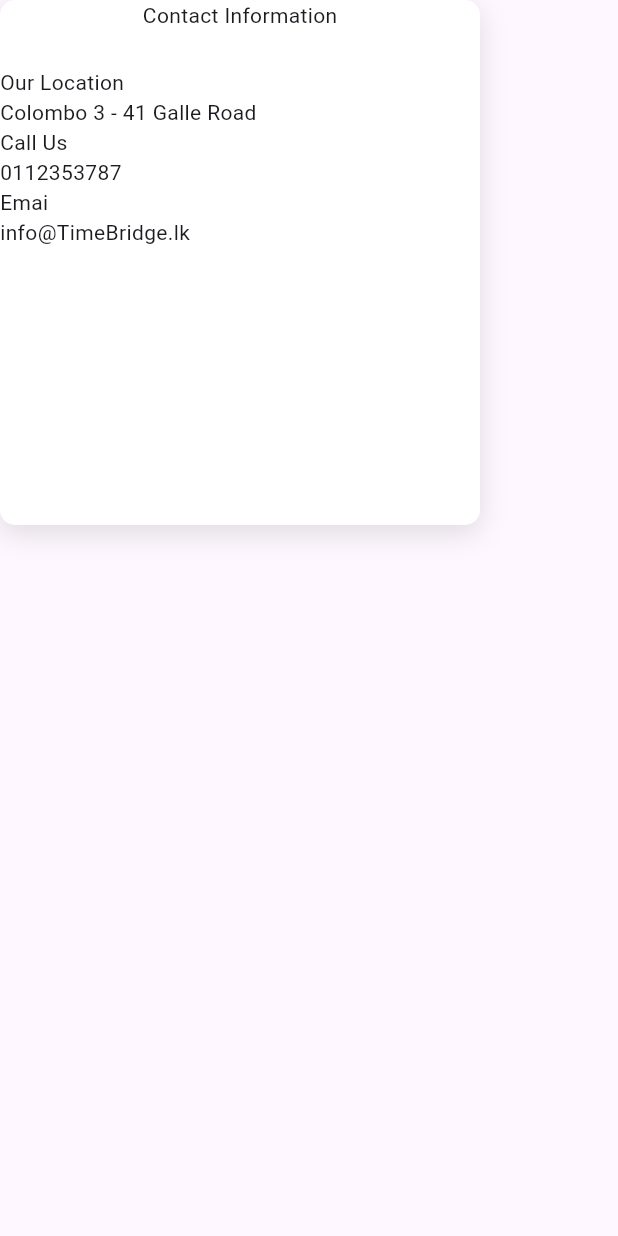
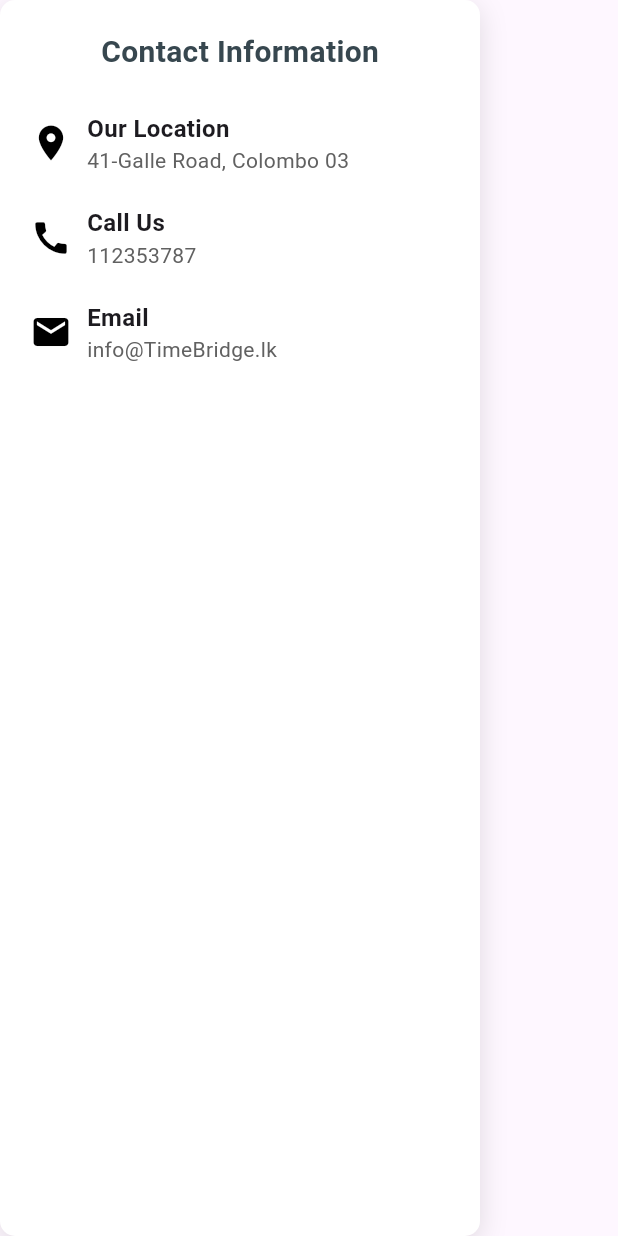
Before and after one commit to Sukitha543/MAD-Assignment, a Flutter app: the ContactCard widget shown alone on an empty page, opened directly, on a phone screen of 412 x 824 dp. Run offline on Flutter 3.47's test engine with Material 3 defaults, Android fonts, the phone set to English and light mode, and no system bars; our stand-ins replace google_fonts; Roboto replaces fonts that are missing (Inder).

```diff
--- a/lib/data/user_data.dart
+++ b/lib/data/user_data.dart
@@ -3,6 +3,7 @@ import 'package:mad_assignment/models/user.dart';
 User user = User(
   firstName: "Sukitha",
   lastName: "Hettimudalige",
+  shippingAddress: "79/A, Niyadagala, Pannipititya",
   emailAddress: "suki@gmail.com",
   contactNumber: 0752323543,
   username: "Suki",
--- a/lib/models/user.dart
+++ b/lib/models/user.dart
@@ -1,6 +1,7 @@
 class User {
   final String firstName;
   final String lastName;
+  final String shippingAddress;
   final String emailAddress;
   final int contactNumber;
   final String username;
@@ -10,6 +11,7 @@ class User {
     required this.firstName,
     required this.lastName,
     required this.emailAddress,
+    required this.shippingAddress,
     required this.contactNumber,
     required this.username,
     required this.password,
--- a/lib/widgets/contact_card.dart
+++ b/lib/widgets/contact_card.dart
@@ -3,11 +3,15 @@ import 'package:flutter/material.dart';
 class ContactCard extends StatelessWidget {
   const ContactCard({super.key});
 
+  final String location = "41-Galle Road, Colombo 03";
+  final int contact = 0112353787;
+  final String email = "info@TimeBridge.lk";
+
   @override
   Widget build(BuildContext context) {
     return Container(
       width: 320,
-      height: 350,
+      padding: EdgeInsets.all(20),
       decoration: BoxDecoration(
         color: Colors.white,
         borderRadius: BorderRadius.circular(10),
@@ -24,16 +28,97 @@ class ContactCard extends StatelessWidget {
         children: [
           Center(
             child: Text(
-            "Contact Information")
+            "Contact Information",
+            style: TextStyle(
+              fontSize:20,
+              fontWeight: FontWeight.bold,
+              color: Colors.blueGrey[800],
+            ),)
           ),
           SizedBox(height: 25,),
-          Text("Our Location"),
-          Text("Colombo 3 - 41 Galle Road"),
-          Text("Call Us"),
-          Text("0112353787"),
-          Text("Emai"),
-          Text("info@TimeBridge.lk")
-
+          Row(
+            children: [
+              Icon(
+                Icons.location_on,
+                color: Colors.black,
+                size: 28,
+              ),
+              SizedBox(width: 10),
+              Expanded(
+                child: Column(
+                  crossAxisAlignment: CrossAxisAlignment.start,
+                  children: [
+                    Text(
+                      "Our Location",
+                      style: TextStyle(
+                        fontSize: 16,
+                        fontWeight: FontWeight.w600,
+                      ),
+                    ),
+                    Text(
+                      location,
+                      style: TextStyle(color: Colors.grey[700]),
+                      ),
+                  ],
+                )),
+            ],
+          ),
+          SizedBox(height: 20),
+           Row(
+            children: [
+              Icon(
+                Icons.call,
+                color: Colors.black,
+                size: 28,
+              ),
+              SizedBox(width: 10),
+              Expanded(
+                child: Column(
+                  crossAxisAlignment: CrossAxisAlignment.start,
+                  children: [
+                    Text(
+                      "Call Us",
+                      style: TextStyle(
+                        fontSize: 16,
+                        fontWeight: FontWeight.w600,
+                      ),
+                    ),
+                    Text(
+                      "$contact",
+                      style: TextStyle(color: Colors.grey[700]),
+                      ),
+                  ],
+                )),
+            ],
+          ),
+          SizedBox(height: 20),
+           Row(
+            children: [
+              Icon(
+                Icons.email,
+                color: Colors.black,
+                size: 28,
+              ),
+              SizedBox(width: 10),
+              Expanded(
+                child: Column(
+                  crossAxisAlignment: CrossAxisAlignment.start,
+                  children: [
+                    Text(
+                      "Email",
+                      style: TextStyle(
+                        fontSize: 16,
+                        fontWeight: FontWeight.w600,
+                      ),
+                    ),
+                    Text(
+                      email,
+                      style: TextStyle(color: Colors.grey[700]),
+                      ),
+                  ],
+                )),
+            ],
+          ),
         ],
       ),
     );
```
Also changed, not shown: lib/pages/profile_page.dart (+18 -7 lines), lib/widgets/profile_card.dart (added, +93 -0 lines).
